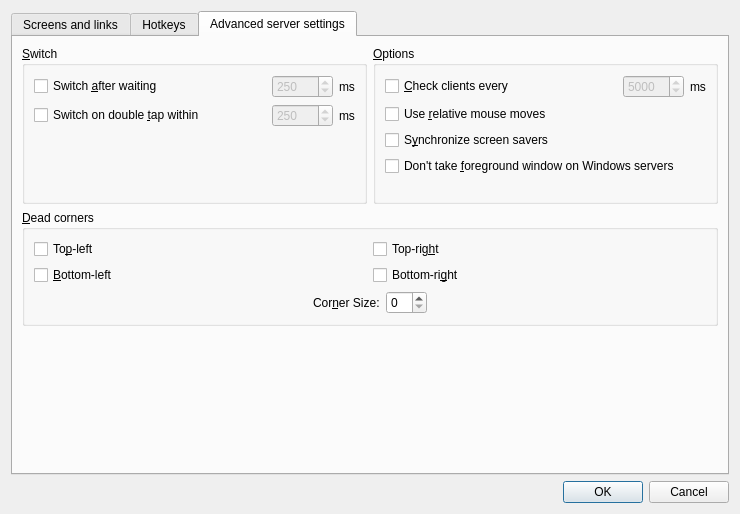
Above: src/gui/res/ServerConfigDialogBase.ui from deskflow/deskflow before the change. Below: the same form after it.
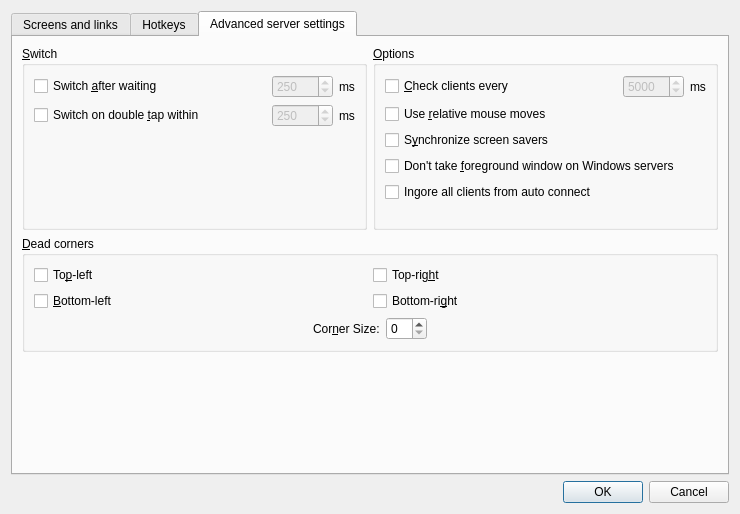
That is the form after the change. The open tabs and pages were chosen to show the change. Icons and pictures are not drawn. Custom widgets are drawn as their Qt base class.

Commit message: Updated server config dialog UI generated by Qt

```diff
--- a/src/gui/res/ServerConfigDialogBase.ui
+++ b/src/gui/res/ServerConfigDialogBase.ui
@@ -490,7 +490,7 @@
             </property>
            </widget>
           </item>
-          <item row="4" column="0" >
+          <item row="5" column="0">
            <spacer>
             <property name="orientation" >
              <enum>Qt::Vertical</enum>
@@ -503,6 +503,13 @@
             </property>
            </spacer>
           </item>
+          <item row="4" column="0">
+           <widget class="QCheckBox" name="m_pCheckBoxIgnoreAutoConnectClient">
+            <property name="text">
+             <string>Ingore all clients from auto connect</string>
+            </property>
+           </widget>
+          </item>
          </layout>
         </widget>
        </item>
```
Left out of the diff: 425 changed lines with no effect on the pictures.
